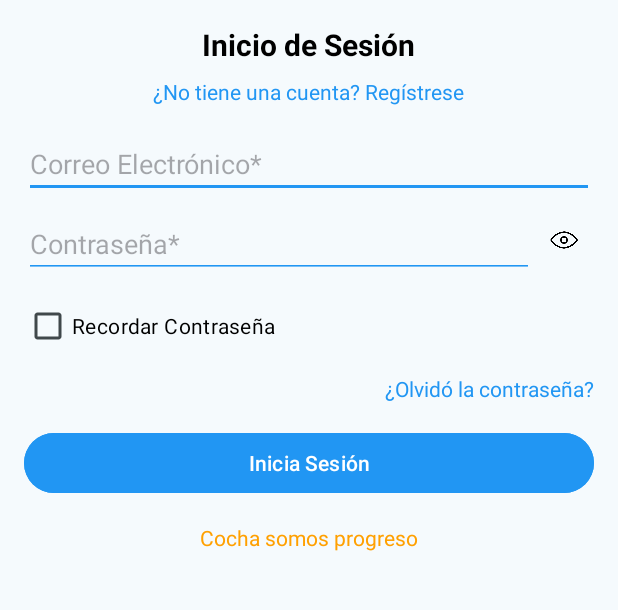
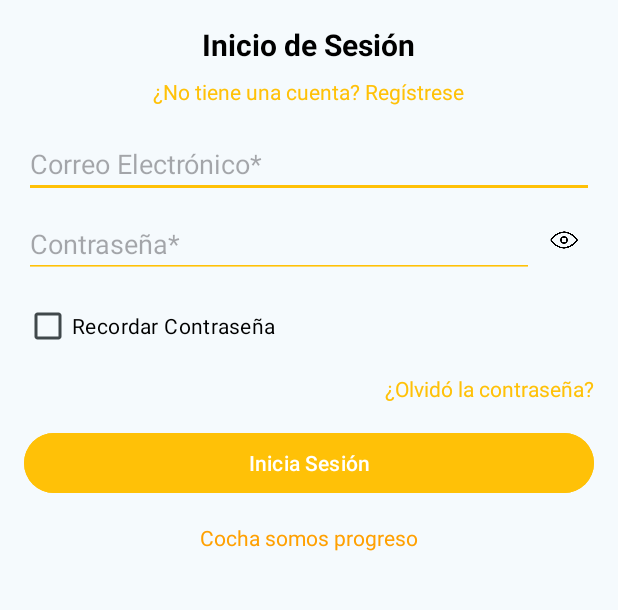
Before and after one commit to albaliriagomez/appmaypi, an Android app: the LoginActivity screen opened directly, with no data from a screen before it, on a phone screen of 412 x 824 dp, the part 204-814 px from its top. Run offline under Robolectric (Android 15) with nearby library versions, the phone set to English and light mode, and no system bars.

Commit message:
Cambio de color login

```diff
--- a/app/build.gradle.kts
+++ b/app/build.gradle.kts
@@ -75,4 +75,5 @@ dependencies {
 
 
 
+
 }
--- a/app/src/main/res/layout/activity_login.xml
+++ b/app/src/main/res/layout/activity_login.xml
@@ -41,7 +41,7 @@
             android:layout_gravity="center"
             android:layout_marginTop="8dp"
             android:text="¿No tiene una cuenta? Regístrese"
-            android:textColor="#2196F3"
+            android:textColor="#FFC107"
             android:textSize="14sp" />
 
         <!-- Campo de correo electrónico -->
@@ -52,7 +52,7 @@
             android:hint="Correo Electrónico*"
             android:inputType="textEmailAddress"
             android:layout_marginTop="16dp"
-            android:backgroundTint="#2196F3" />
+            android:backgroundTint="#FFC107" />
 
         <!-- Campo de contraseña con ícono para mostrar/ocultar -->
         <LinearLayout
@@ -68,7 +68,7 @@
                 android:layout_weight="1"
                 android:hint="Contraseña*"
                 android:inputType="textPassword"
-                android:backgroundTint="#2196F3" />
+                android:backgroundTint="#FFC107" />
 
             <ImageView
                 android:id="@+id/togglePasswordVisibility"
@@ -96,7 +96,7 @@
             android:layout_gravity="end"
             android:layout_marginTop="8dp"
             android:text="¿Olvidó la contraseña?"
-            android:textColor="#2196F3" />
+            android:textColor="#FFC107" />
 
         <!-- Botón de inicio sesión -->
         <Button
@@ -104,7 +104,7 @@
             android:layout_width="match_parent"
             android:layout_height="wrap_content"
             android:layout_marginTop="16dp"
-            android:backgroundTint="#2196F3"
+            android:backgroundTint="#FFC107"
             android:text="Inicia Sesión"
             android:textColor="#FFFFFF" />
 
```
